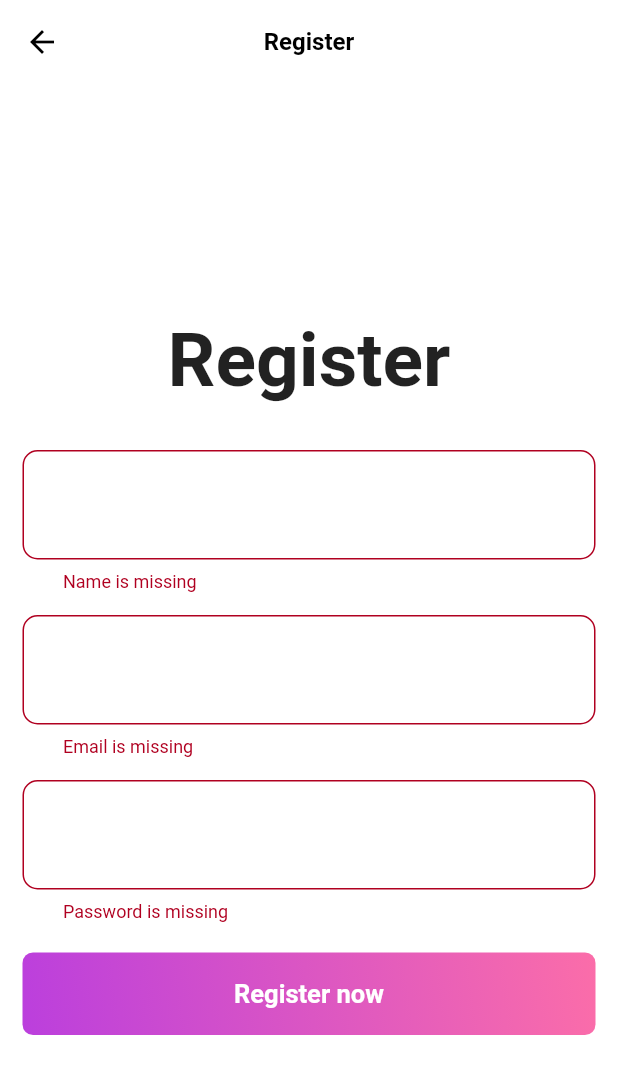
After one commit to ismailSilkron/ojt_irfan, a Flutter app: the RegisterScreen screen opened by its route, scrolled down 45 dp, after a tap on "Register now", on a phone screen of 412 x 824 dp. The commit adds this screen. Shown: the top 1074 px of the screen. Run offline on Flutter 3.47's test engine with Material 2 defaults, Android fonts, the phone set to English and light mode, and no system bars; our stand-ins replace flutter_bloc, flutter_svg, gap.

Commit message:
added register screen

```diff
--- a/lib/config/router/app_router.dart
+++ b/lib/config/router/app_router.dart
@@ -1,4 +1,6 @@
 import 'package:flutter/material.dart';
+import 'package:ojt_irfan/screen/auth/view/login_screen.dart';
+import 'package:ojt_irfan/screen/auth/view/register_screen.dart';
 import 'package:ojt_irfan/screen/home/view/home_screen.dart';
 import 'package:ojt_irfan/utils/constant/path_route.dart';
 
@@ -12,6 +14,17 @@ class AppRouter {
         return _generatePageRoute(
           settings,
           (context) => const HomeScreen(),
+        );
+      case PathRoute.loginScreen:
+        return _generatePageRoute(
+          settings,
+          (context) => const LoginScreen(),
+        );
+
+      case PathRoute.registerScreen:
+        return _generatePageRoute(
+          settings,
+          (context) => const RegisterScreen(),
         );
 
       default:
--- a/lib/config/theme/app_theme.dart
+++ b/lib/config/theme/app_theme.dart
@@ -7,9 +7,18 @@ class AppTheme {
         appBarTheme: _appBarTheme(context, Brightness.light),
         colorScheme: const ColorScheme.light().copyWith(
           background: AppPallete.pinkColor,
+          primary: Colors.black,
         ),
         scaffoldBackgroundColor: AppPallete.whiteColor,
         // textTheme: _textTheme(context, Brightness.light),
+        inputDecorationTheme: InputDecorationTheme(
+          contentPadding: const EdgeInsets.all(27),
+          // enableBorder only displayed when it is not focused (click)
+          enabledBorder: _border(),
+          // focusedBorder only displayed when user using it (typing/click)
+          focusedBorder: _border(AppPallete.gradient2),
+          border: _border(),
+        ),
       );
 
   static ThemeData darkThemeMode(BuildContext context) =>
@@ -17,6 +26,14 @@ class AppTheme {
         scaffoldBackgroundColor: AppPallete.backgroundColor,
         appBarTheme: _appBarTheme(context, Brightness.dark),
         // textTheme: _textTheme(context, Brightness.dark),
+      );
+
+  static _border([Color color = AppPallete.borderColor]) => OutlineInputBorder(
+        borderSide: BorderSide(
+          color: color,
+          width: 3,
+        ),
+        borderRadius: BorderRadius.circular(10),
       );
 
   static AppBarTheme _appBarTheme(
@@ -36,6 +53,11 @@ class AppTheme {
         backgroundColor: brightness == Brightness.dark
             ? AppPallete.backgroundColor
             : AppPallete.whiteColor,
+        iconTheme: IconThemeData(
+          color: brightness == Brightness.dark
+              ? AppPallete.whiteColor
+              : Colors.black,
+        ),
       );
 
   static TextTheme _textTheme(BuildContext context, Brightness brightness) {
--- /dev/null
+++ b/lib/screen/auth/bloc/auth_bloc.dart
@@ -0,0 +1,13 @@
+import 'package:flutter/material.dart';
+import 'package:flutter_bloc/flutter_bloc.dart';
+
+part 'auth_event.dart';
+part 'auth_state.dart';
+
+class AuthBloc extends Bloc<AuthEvent, AuthState> {
+  AuthBloc() : super(AuthInitial()) {
+    on<AuthEvent>((event, emit) {
+      // TODO: implement event handler
+    });
+  }
+}
--- /dev/null
+++ b/lib/screen/auth/bloc/auth_event.dart
@@ -0,0 +1,4 @@
+part of 'auth_bloc.dart';
+
+@immutable
+class AuthEvent {}
--- /dev/null
+++ b/lib/screen/auth/bloc/auth_state.dart
@@ -0,0 +1,6 @@
+part of 'auth_bloc.dart';
+
+@immutable
+class AuthState {}
+
+class AuthInitial extends AuthState {}
--- /dev/null
+++ b/lib/screen/auth/view/login_screen.dart
@@ -0,0 +1,29 @@
+import 'package:flutter/material.dart';
+import 'package:ojt_irfan/utils/constant/path_route.dart';
+
+class LoginScreen extends StatefulWidget {
+  const LoginScreen({super.key});
+
+  @override
+  State<LoginScreen> createState() => _LoginScreenState();
+}
+
+class _LoginScreenState extends State<LoginScreen> {
+  @override
+  Widget build(BuildContext context) {
+    return Scaffold(
+      appBar: AppBar(title: const Text("Login")),
+      body: Padding(
+        padding: const EdgeInsets.all(15),
+        child: Center(
+          child: TextButton(
+            onPressed: () async {
+              await Navigator.of(context).pushNamed(PathRoute.registerScreen);
+            },
+            child: const Text("Register"),
+          ),
+        ),
+      ),
+    );
+  }
+}
--- /dev/null
+++ b/lib/screen/auth/view/register_screen.dart
@@ -0,0 +1,91 @@
+import 'package:flutter/material.dart';
+import 'package:gap/gap.dart';
+import 'package:ojt_irfan/screen/auth/widget/auth_field.dart';
+import 'package:ojt_irfan/screen/auth/widget/auth_gradient_button.dart';
+
+class RegisterScreen extends StatefulWidget {
+  const RegisterScreen({super.key});
+
+  @override
+  State<RegisterScreen> createState() => _RegisterScreenState();
+}
+
+class _RegisterScreenState extends State<RegisterScreen> {
+  final GlobalKey<FormState> _formKey = GlobalKey<FormState>();
+
+  final TextEditingController _nameController = TextEditingController();
+  final TextEditingController _passwordController = TextEditingController();
+  final TextEditingController _emailController = TextEditingController();
+
+  @override
+  void initState() {
+    // TODO: implement initState
+    super.initState();
+  }
+
+  @override
+  void dispose() {
+    _nameController.dispose();
+    _passwordController.dispose();
+    _emailController.dispose();
+    super.dispose();
+  }
+
+  @override
+  Widget build(BuildContext context) {
+    return Scaffold(
+      appBar: AppBar(title: const Text("Register")),
+      body: SingleChildScrollView(
+        scrollDirection: Axis.vertical,
+        child: Padding(
+          padding: const EdgeInsets.symmetric(
+            horizontal: 15,
+            vertical: 200,
+          ),
+          child: Form(
+            key: _formKey,
+            child: Column(
+              mainAxisAlignment: MainAxisAlignment.center,
+              children: [
+                const Text(
+                  'Register',
+                  style: TextStyle(
+                    fontSize: 50,
+                    fontWeight: FontWeight.bold,
+                  ),
+                ),
+                const Gap(30),
+                AuthField(
+                  fieldType: FieldType.text,
+                  controller: _nameController,
+                  hintText: "Name",
+                ),
+                const Gap(15),
+                AuthField(
+                  fieldType: FieldType.email,
+                  controller: _emailController,
+                  hintText: "Email",
+                ),
+                const Gap(15),
+                AuthField(
+                  fieldType: FieldType.password,
+                  controller: _passwordController,
+                  hintText: "Password",
+                ),
+                const Gap(20),
+                AuthGradientButton(
+                  title: "Register now",
+                  onPressed: () async {
+                    if (_formKey.currentState!.validate()) {
+                      // TODO call bloc to register
+                    }
+                  },
+                ),
+              ],
+            ),
+          ),
+        ),
+      ),
+    );
+  }
+}
--- /dev/null
+++ b/lib/screen/auth/widget/auth_field.dart
@@ -0,0 +1,59 @@
+import 'package:flutter/material.dart';
+
+enum FieldType {
+  text,
+  email,
+  password;
+}
+
+class AuthField extends StatelessWidget {
+  final FieldType fieldType;
+  final TextEditingController controller;
+  final String hintText;
+
+  const AuthField({
+    super.key,
+    required this.fieldType,
+    required this.controller,
+    required this.hintText,
+  });
+
+  @override
+  Widget build(BuildContext context) {
+    return TextFormField(
+      controller: controller,
+      obscureText: fieldType == FieldType.password,
+      obscuringCharacter: "*",
+      validator: (value) {
+        if (value?.trim().isEmpty == true || value == null) {
+          return "$hintText is missing";
+        }
+
+        switch (fieldType) {
+          case FieldType.password:
+            if (value.length < 5) {
+              return "Password must at least 5 character";
+            }
+            break;
+          case FieldType.text:
+            break;
+          case FieldType.email:
+            const emailRegex =
+                r"(?:[a-z0-9!#$%&'*+/=?^_`{|}~-]+(?:\.[a-z0-9!#$%&'"
+                r'*+/=?^_`{|}~-]+)*|"(?:[\x01-\x08\x0b\x0c\x0e-\x1f\x21\x23-\x5b\x5d-'
+                r'\x7f]|\\[\x01-\x09\x0b\x0c\x0e-\x7f])*")@(?:(?:[a-z0-9](?:[a-z0-9-]*'
+                r'[a-z0-9])?\.)+[a-z0-9](?:[a-z0-9-]*[a-z0-9])?|\[(?:(?:(2(5[0-5]|[0-4]'
+                r'[0-9])|1[0-9][0-9]|[1-9]?[0-9]))\.){3}(?:(2(5[0-5]|[0-4][0-9])|1[0-9]'
+                r'[0-9]|[1-9]?[0-9])|[a-z0-9-]*[a-z0-9]:(?:[\x01-\x08\x0b\x0c\x0e-\x1f\'
+                r'x21-\x5a\x53-\x7f]|\\[\x01-\x09\x0b\x0c\x0e-\x7f])+)\])';
+
+            if (!RegExp(emailRegex).hasMatch(value)) {
+              return "Invalid email address";
+            }
+        }
+
+        return null;
+      },
+    );
+  }
+}
--- /dev/null
+++ b/lib/screen/auth/widget/auth_gradient_button.dart
@@ -0,0 +1,43 @@
+import 'package:flutter/material.dart';
+import 'package:ojt_irfan/config/theme/app_pallete.dart';
+
+class AuthGradientButton extends StatelessWidget {
+  final String title;
+  final VoidCallback onPressed;
+  const AuthGradientButton({
+    super.key,
+    required this.title,
+    required this.onPressed,
+  });
+
+  @override
+  Widget build(BuildContext context) {
+    return Container(
+      decoration: BoxDecoration(
+        gradient: const LinearGradient(
+          colors: [
+            AppPallete.gradient1,
+            AppPallete.gradient2,
+          ],
+          begin: Alignment.bottomLeft,
+          end: Alignment.topRight,
+        ),
+        borderRadius: BorderRadius.circular(7),
+      ),
+      child: ElevatedButton(
+        onPressed: onPressed,
+        style: ElevatedButton.styleFrom(
+          fixedSize: const Size(395, 55),
+          textStyle: Theme.of(context).textTheme.bodyMedium?.copyWith(
+                fontSize: 17,
+                fontWeight: FontWeight.w600,
+                color: Colors.white,
+              ),
+          backgroundColor: AppPallete.transparentColor,
+          shadowColor: AppPallete.transparentColor,
+        ),
+        child: Text(title),
+      ),
+    );
+  }
+}
--- a/lib/screen/home/home_helper.dart
+++ b/lib/screen/home/home_helper.dart
@@ -10,7 +10,9 @@ AppBar _homeAppBar(BuildContext context) => AppBar(
           borderRadius: BorderRadius.circular(10),
         ),
         child: IconButton(
-          onPressed: () {},
+          onPressed: () async {
+            await Navigator.of(context).pushNamed(PathRoute.loginScreen);
+          },
           icon: const Icon(
             Icons.account_circle_rounded,
             color: AppPallete.grayColor,
--- a/lib/screen/home/view/home_screen.dart
+++ b/lib/screen/home/view/home_screen.dart
@@ -6,6 +6,7 @@ import 'package:ojt_irfan/config/theme/app_pallete.dart';
 import 'package:ojt_irfan/screen/home/bloc/home_bloc.dart';
 import 'package:ojt_irfan/screen/home/model/category.dart';
 import 'package:ojt_irfan/utils/constant/image_asset.dart';
+import 'package:ojt_irfan/utils/constant/path_route.dart';
 import 'package:ojt_irfan/utils/widget/show_snackbar.dart';
 
 part '../home_helper.dart';
```
